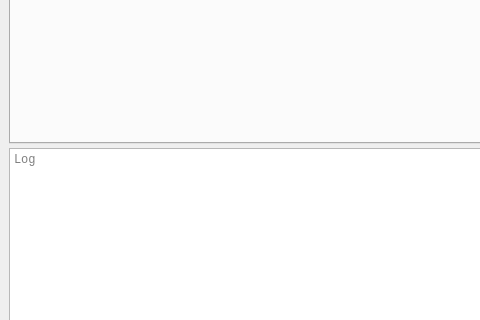
This is src/main/MainWindow.ui in volkarts-dev/ML-Reader as Qt 5 draws it before an edit; both pictures show x 0 to 480 and y 108 to 428 of the 1261 by 884 pixel window. The edited form follows.
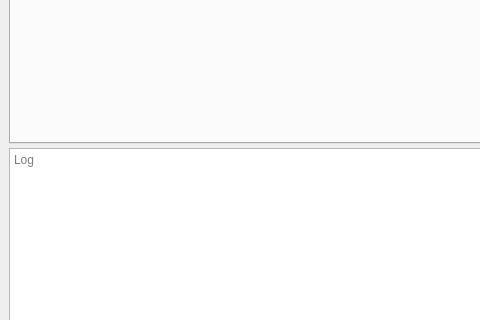
This is the edited form. Icons and pictures are not drawn. Custom widgets are drawn as their Qt base class.

Commit message: Simplify logging

The edit to the form file:
```diff
--- a/src/main/MainWindow.ui
+++ b/src/main/MainWindow.ui
@@ -66,12 +66,6 @@
        </widget>
       </widget>
       <widget class="QPlainTextEdit" name="logOutput">
-       <property name="font">
-        <font>
-         <family>Monospace</family>
-         <pointsize>9</pointsize>
-        </font>
-       </property>
        <property name="undoRedoEnabled">
         <bool>false</bool>
        </property>
```
Left out of the diff: 8 changed lines with no effect on the pictures. The commit also changes 2 other files.
